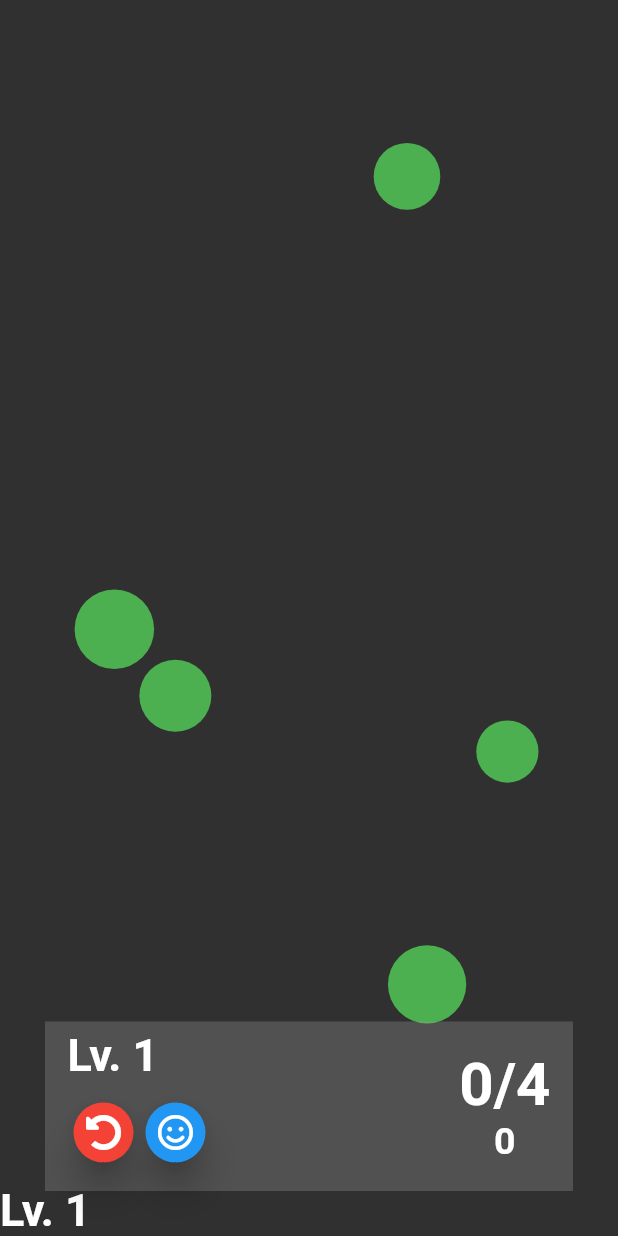
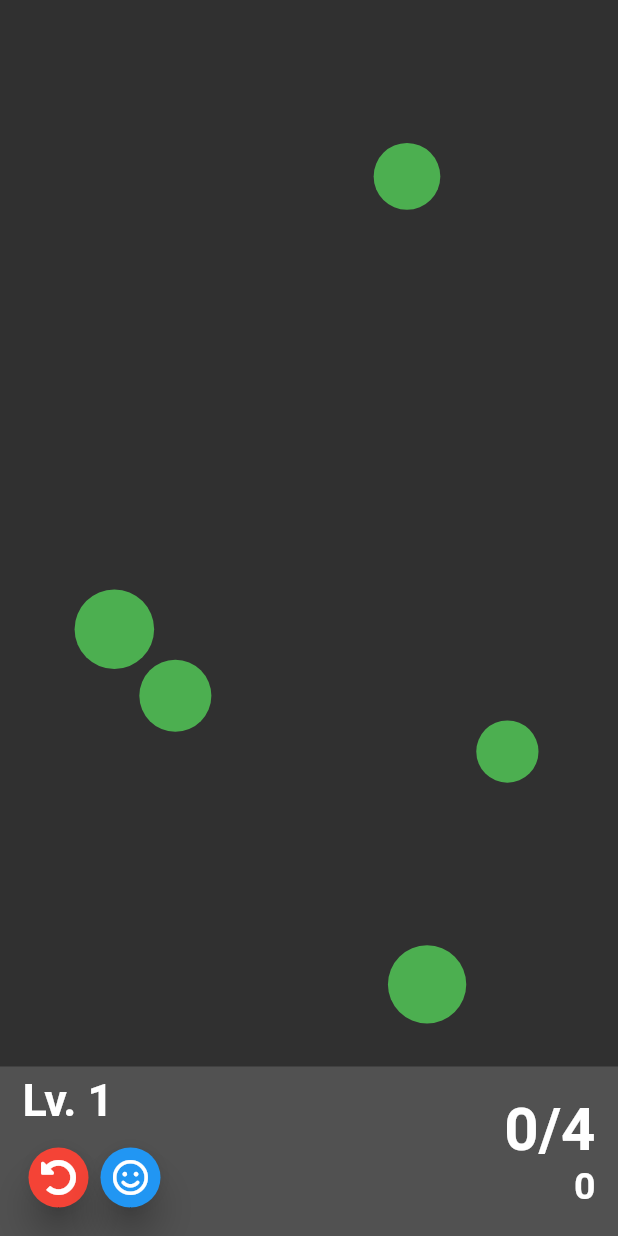
Before and after one commit to theguymeyer/reaction, a Flutter app: the screen it shows after launch, on a phone screen of 412 x 824 dp. Run offline on Flutter 3.47's test engine with Material 2 defaults, Android fonts, the phone set to English and light mode, and no system bars; our stand-ins replace font_awesome_flutter; Roboto replaces fonts that are missing (Hind).

```diff
--- a/lib/main.dart
+++ b/lib/main.dart
@@ -122,17 +122,8 @@ class _GamePageState extends State<GamePage> {
                 ),
           );
         }),
-        NextLevelWidget(
-          // next level button
-          currentLevel: currentLevel,
-          nextLevel: () {
-            Provider.of<TotalScore>(context, listen: false)
-                .addTotalPoints(gameInfo.score);
-            nextLevel();
-          },
-        ),
         Container(
-            padding: EdgeInsets.all(30),
+            // padding: EdgeInsets.all(30),
             alignment: Alignment.bottomCenter,
             child: SizedBox(
               // HUD (Heads Up Display)
@@ -178,6 +169,16 @@ class _GamePageState extends State<GamePage> {
                         )
                       ])),
             )),
+        Container(
+            child: NextLevelWidget(
+              // next level button
+              currentLevel: currentLevel,
+              nextLevel: () {
+                Provider.of<TotalScore>(context, listen: false)
+                    .addTotalPoints(gameInfo.score);
+                nextLevel();
+              },
+            )),
       ],
     ));
   }
--- a/lib/score_widgets.dart
+++ b/lib/score_widgets.dart
@@ -18,8 +18,7 @@ class _ScoreWidgetsState extends State<ScoreWidgets> {
   @override
   Widget build(BuildContext context) {
     return Column(
-          // crossAxisAlignment: CrossAxisAlignment.stretch,
-          // mainAxisAlignment: MainAxisAlignment.spaceBetween,
+          crossAxisAlignment: CrossAxisAlignment.end,
           children: <Widget>[
             Container(
                 // alignment: Alignment(1.0, 1.0),
```
Also changed, not shown: lib/next_level_widget.dart (+81 -10 lines).
